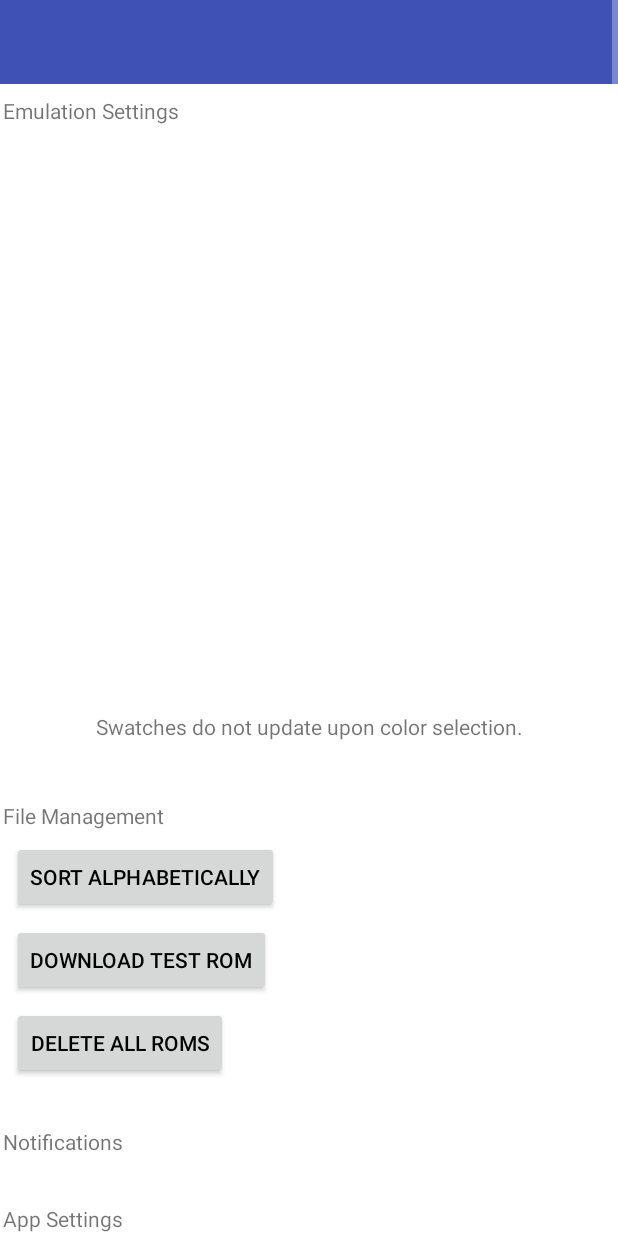
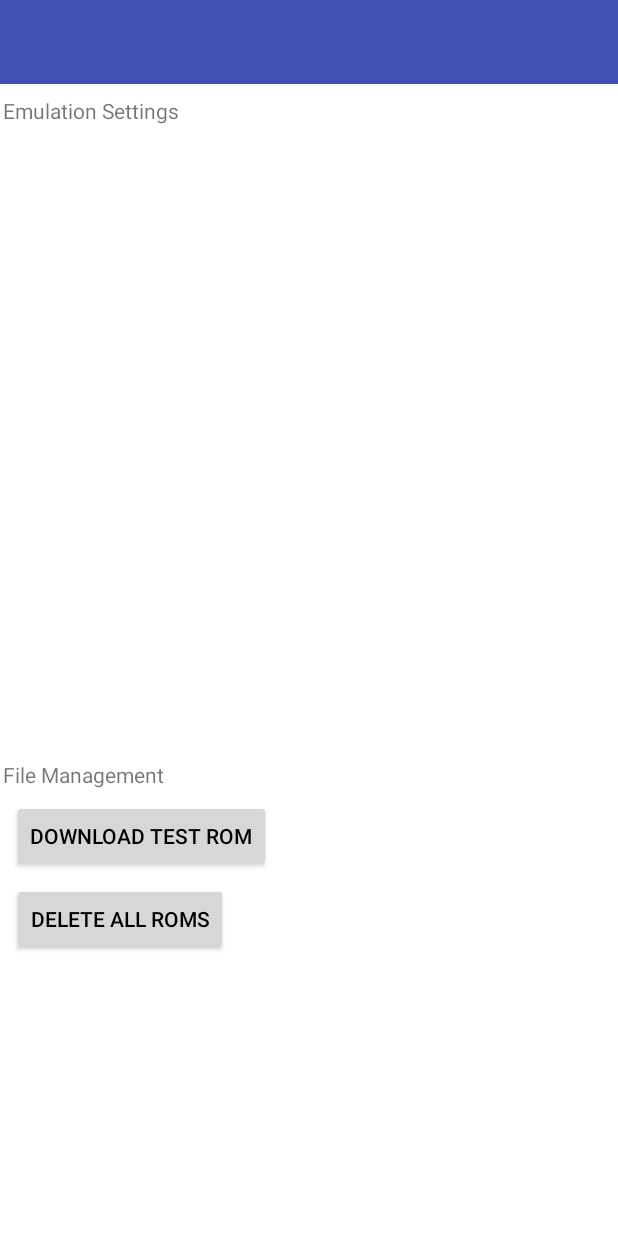
Before and after one commit to TheTomMetzger/Chip-8.EMU, an Android app: the layout activity_settings.xml on its own in the app's theme, with its tools: preview values and no code run, on a phone screen of 412 x 824 dp. Run offline under Robolectric (Android 15) with nearby library versions, the phone set to English and light mode, and no system bars.

Commit message:
Prepped & Modified for Play Store Release

```diff
--- a/app/src/main/java/com/tommetzger/chip_8emu/Chip.java
+++ b/app/src/main/java/com/tommetzger/chip_8emu/Chip.java
@@ -11,6 +11,7 @@ import android.preference.PreferenceManager;
 import android.provider.MediaStore;
 import android.util.Log;
 import android.util.TypedValue;
+import android.widget.Toast;
 
 import java.io.DataInputStream;
 import java.io.File;
@@ -210,7 +211,8 @@ public class Chip
                     default: //0NNN: Calls RCA 1802 Program At Address NNN
                     {
                         System.err.println("Unsupported Opcode!");
-                        System.exit(0);
+                        //System.exit(0);
+                        Toast.makeText(context, "Unsupported Opcode!", Toast.LENGTH_SHORT).show();
                         break;
                     }
                 }
@@ -427,7 +429,8 @@ public class Chip
                     default:
                     {
                         System.err.println("Unsupported Opcode!");
-                        System.exit(0);
+                        //System.exit(0);
+						Toast.makeText(context, "Unsupported Opcode!", Toast.LENGTH_SHORT).show();
                         break;
                     }
                 }
@@ -555,7 +558,8 @@ public class Chip
                     default:
                     {
                         System.err.println("Unsupported Opcode!");
-                        System.exit(0);
+                        //System.exit(0);
+						Toast.makeText(context, "Unsupported Opcode!", Toast.LENGTH_SHORT).show();
                     }
                 }
                 break;
@@ -671,7 +675,8 @@ public class Chip
                     default:
                     {
                         System.err.println("Unsupported Opcode!");
-                        System.exit(0);
+                        //System.exit(0);
+						Toast.makeText(context, "Unsupported Opcode!", Toast.LENGTH_SHORT).show();
                     }
                 }
                 break;
@@ -680,7 +685,8 @@ public class Chip
             default:
             {
                 System.err.println("Unsupported Opcode!");
-                System.exit(0);
+                //System.exit(0);
+				Toast.makeText(context, "Unsupported Opcode!", Toast.LENGTH_SHORT).show();
             }
         }
 
--- a/app/src/main/java/com/tommetzger/chip_8emu/ROMListAdapter.java
+++ b/app/src/main/java/com/tommetzger/chip_8emu/ROMListAdapter.java
@@ -85,9 +85,9 @@ public class ROMListAdapter extends BaseAdapter
 		TextView romLabel = (TextView) rowItem.findViewById(R.id.romLabel);
 		romLabel.setText(romName);
 
-		RatingBar romRating = (RatingBar) rowItem.findViewById(R.id.romRating);
-		romRating.setNumStars(preferences.getInt(romName+"Rating", 0));
-
+//		RatingBar romRating = (RatingBar) rowItem.findViewById(R.id.romRating);
+//		romRating.setNumStars(preferences.getInt(romName+"Rating", 0));
+//
 
 		return rowItem;
 	}
--- a/app/src/main/res/layout/activity_settings.xml
+++ b/app/src/main/res/layout/activity_settings.xml
@@ -35,11 +35,12 @@
                 app:layout_constraintLeft_toLeftOf="parent"
                 app:layout_constraintRight_toRightOf="parent"
                 app:layout_constraintTop_toBottomOf="@+id/navBar"
-                android:layout_marginLeft="2dp"/>
+                android:layout_marginLeft="2dp"
+                android:layout_marginStart="2dp"/>
 
             <LinearLayout
                 android:id="@+id/settingsLayout"
-                android:layout_width="match_parent"
+                android:layout_width="0dp"
                 android:layout_height="wrap_content"
                 android:layout_marginTop="8dp"
                 android:visibility="visible"
@@ -53,18 +54,18 @@
                 </FrameLayout>
             </LinearLayout>
 
-            <TextView
-                android:id="@+id/swatchDisclaimer"
-                android:layout_width="0dp"
-                android:layout_height="wrap_content"
-                android:text="Swatches do not update upon color selection."
-                android:textAlignment="center"
-                android:layout_marginTop="8dp"
-                android:visibility="visible"
-                app:layout_constraintLeft_toLeftOf="parent"
-                app:layout_constraintRight_toRightOf="parent"
-                app:layout_constraintTop_toBottomOf="@+id/settingsLayout"
-                app:layout_constraintHorizontal_bias="0.0"/>
+            <!--<TextView-->
+                <!--android:id="@+id/swatchDisclaimer"-->
+                <!--android:layout_width="0dp"-->
+                <!--android:layout_height="wrap_content"-->
+                <!--android:text="Swatches do not update upon color selection."-->
+                <!--android:textAlignment="center"-->
+                <!--android:layout_marginTop="8dp"-->
+                <!--android:visibility="visible"-->
+                <!--app:layout_constraintLeft_toLeftOf="parent"-->
+                <!--app:layout_constraintRight_toRightOf="parent"-->
+                <!--app:layout_constraintTop_toBottomOf="@+id/settingsLayout"-->
+                <!--app:layout_constraintHorizontal_bias="0.0"/>-->
 
             <FrameLayout android:id="@+id/settingsFragmentFrame2"
                 android:layout_width="wrap_content"
@@ -73,7 +74,7 @@
                 android:visibility="visible"
                 app:layout_constraintLeft_toLeftOf="parent"
                 app:layout_constraintRight_toRightOf="parent"
-                app:layout_constraintTop_toBottomOf="@+id/swatchDisclaimer"
+                app:layout_constraintTop_toBottomOf="@+id/settingsLayout"
                 app:layout_constraintHorizontal_bias="0.0">
             </FrameLayout>
 
@@ -88,21 +89,23 @@
                 app:layout_constraintHorizontal_bias="0.0"
                 app:layout_constraintLeft_toLeftOf="parent"
                 app:layout_constraintRight_toRightOf="parent"
-                app:layout_constraintTop_toBottomOf="@+id/settingsFragmentFrame2"/>
+                app:layout_constraintTop_toBottomOf="@+id/settingsFragmentFrame2"
+                android:layout_marginStart="2dp"/>
 
-            <android.support.v7.widget.AppCompatButton
-                android:id="@+id/sortROMsAlphabeticallyButton"
-                android:onClick="sortROMsAlphabetically"
-                android:layout_width="wrap_content"
-                android:layout_height="wrap_content"
-                android:layout_marginTop="7dp"
-                android:text="Sort Alphabetically"
-                android:visibility="visible"
-                app:layout_constraintHorizontal_bias="0.0"
-                app:layout_constraintLeft_toLeftOf="parent"
-                app:layout_constraintRight_toRightOf="parent"
-                app:layout_constraintTop_toBottomOf="@+id/fileSettingsLabel"
-                android:layout_marginLeft="8dp"/>
+            <!--<android.support.v7.widget.AppCompatButton-->
+                <!--android:id="@+id/sortROMsAlphabeticallyButton"-->
+                <!--android:onClick="sortROMsAlphabetically"-->
+                <!--android:layout_width="wrap_content"-->
+                <!--android:layout_height="wrap_content"-->
+                <!--android:layout_marginTop="7dp"-->
+                <!--android:text="Sort Alphabetically"-->
+                <!--android:visibility="visible"-->
+                <!--app:layout_constraintHorizontal_bias="0.0"-->
+                <!--app:layout_constraintLeft_toLeftOf="parent"-->
+                <!--app:layout_constraintRight_toRightOf="parent"-->
+                <!--app:layout_constraintTop_toBottomOf="@+id/fileSettingsLabel"-->
+                <!--android:layout_marginLeft="8dp"-->
+                <!--android:layout_marginStart="8dp"/>-->
 
             <android.support.v7.widget.AppCompatButton
                 android:id="@+id/downloadTestROMButton"
@@ -115,8 +118,9 @@
                 app:layout_constraintHorizontal_bias="0.0"
                 app:layout_constraintLeft_toLeftOf="parent"
                 app:layout_constraintRight_toRightOf="parent"
-                app:layout_constraintTop_toBottomOf="@+id/sortROMsAlphabeticallyButton"
-                android:layout_marginLeft="8dp"/>
+                app:layout_constraintTop_toBottomOf="@+id/fileSettingsLabel"
+                android:layout_marginLeft="8dp"
+                android:layout_marginStart="8dp"/>
 
             <android.support.v7.widget.AppCompatButton
                 android:id="@+id/deleteAllROMsButton"
@@ -130,20 +134,22 @@
                 app:layout_constraintLeft_toLeftOf="parent"
                 app:layout_constraintRight_toRightOf="parent"
                 app:layout_constraintTop_toBottomOf="@+id/downloadTestROMButton"
-                android:layout_marginLeft="8dp"/>
+                android:layout_marginLeft="8dp"
+                android:layout_marginStart="8dp"/>
 
-            <TextView
-                android:id="@+id/notificationsSettingsLabel"
-                android:layout_width="wrap_content"
-                android:layout_height="wrap_content"
-                android:layout_marginLeft="2dp"
-                android:layout_marginTop="32dp"
-                android:text="Notifications"
-                android:visibility="visible"
-                app:layout_constraintHorizontal_bias="0.0"
-                app:layout_constraintLeft_toLeftOf="parent"
-                app:layout_constraintRight_toRightOf="parent"
-                app:layout_constraintTop_toBottomOf="@+id/deleteAllROMsButton"/>
+            <!--<TextView-->
+                <!--android:id="@+id/notificationsSettingsLabel"-->
+                <!--android:layout_width="wrap_content"-->
+                <!--android:layout_height="wrap_content"-->
+                <!--android:layout_marginLeft="2dp"-->
+                <!--android:layout_marginTop="32dp"-->
+                <!--android:text="Notifications"-->
+                <!--android:visibility="visible"-->
+                <!--app:layout_constraintHorizontal_bias="0.0"-->
+                <!--app:layout_constraintLeft_toLeftOf="parent"-->
+                <!--app:layout_constraintRight_toRightOf="parent"-->
+                <!--app:layout_constraintTop_toBottomOf="@+id/deleteAllROMsButton"-->
+                <!--android:layout_marginStart="2dp"/>-->
 
             <!--<FrameLayout android:id="@+id/settingsFragmentFrame3"-->
                          <!--android:layout_width="wrap_content"-->
@@ -156,32 +162,34 @@
                          <!--app:layout_constraintHorizontal_bias="0.0">-->
             <!--</FrameLayout>-->
 
-            <TextView
-                android:id="@+id/appSettingsLabel"
-                android:layout_width="wrap_content"
-                android:layout_height="wrap_content"
-                android:layout_marginLeft="2dp"
-                android:layout_marginTop="32dp"
-                android:text="App Settings"
-                android:visibility="visible"
-                app:layout_constraintHorizontal_bias="0.0"
-                app:layout_constraintLeft_toLeftOf="parent"
-                app:layout_constraintRight_toRightOf="parent"
-                app:layout_constraintTop_toBottomOf="@+id/notificationsSettingsLabel"/>
+            <!--<TextView-->
+                <!--android:id="@+id/appSettingsLabel"-->
+                <!--android:layout_width="wrap_content"-->
+                <!--android:layout_height="wrap_content"-->
+                <!--android:layout_marginLeft="2dp"-->
+                <!--android:layout_marginTop="32dp"-->
+                <!--android:text="App Settings"-->
+                <!--android:visibility="visible"-->
+                <!--app:layout_constraintHorizontal_bias="0.0"-->
+                <!--app:layout_constraintLeft_toLeftOf="parent"-->
+                <!--app:layout_constraintRight_toRightOf="parent"-->
+                <!--app:layout_constraintTop_toBottomOf="@+id/notificationsSettingsLabel"-->
+                <!--android:layout_marginStart="2dp"/>-->
 
-            <android.support.v7.widget.AppCompatButton
-                android:id="@+id/resetSettingsButton"
-                android:onClick="resetSettings"
-                android:layout_width="wrap_content"
-                android:layout_height="wrap_content"
-                android:layout_marginTop="7dp"
-                android:text="Reset Settings"
-                android:visibility="visible"
-                app:layout_constraintHorizontal_bias="0.0"
-                app:layout_constraintLeft_toLeftOf="parent"
-                app:layout_constraintRight_toRightOf="parent"
-                app:layout_constraintTop_toBottomOf="@+id/appSettingsLabel"
-                android:layout_marginLeft="8dp"/>
+            <!--<android.support.v7.widget.AppCompatButton-->
+                <!--android:id="@+id/resetSettingsButton"-->
+                <!--android:onClick="resetSettings"-->
+                <!--android:layout_width="wrap_content"-->
+                <!--android:layout_height="wrap_content"-->
+                <!--android:layout_marginTop="7dp"-->
+                <!--android:text="Reset Settings"-->
+                <!--android:visibility="visible"-->
+                <!--app:layout_constraintHorizontal_bias="0.0"-->
+                <!--app:layout_constraintLeft_toLeftOf="parent"-->
+                <!--app:layout_constraintRight_toRightOf="parent"-->
+                <!--app:layout_constraintTop_toBottomOf="@+id/appSettingsLabel"-->
+                <!--android:layout_marginLeft="8dp"-->
+                <!--android:layout_marginStart="8dp"/>-->
 
         </android.support.constraint.ConstraintLayout>
 
--- a/app/src/main/res/layout/row.xml
+++ b/app/src/main/res/layout/row.xml
@@ -22,15 +22,15 @@
         android:focusable="false"/>
 </LinearLayout>
 
-<LinearLayout
-    android:layout_width="wrap_content"
-    android:layout_height="match_parent"
-    android:layout_alignParentRight="true">
-    <RatingBar
-        android:id="@+id/romRating"
-        android:layout_width="wrap_content"
-        android:layout_height="wrap_content"
-        android:onClick="setROMRating"/>
-</LinearLayout>
+<!--<LinearLayout-->
+    <!--android:layout_width="wrap_content"-->
+    <!--android:layout_height="match_parent"-->
+    <!--android:layout_alignParentRight="true">-->
+    <!--<RatingBar-->
+        <!--android:id="@+id/romRating"-->
+        <!--android:layout_width="wrap_content"-->
+        <!--android:layout_height="wrap_content"-->
+        <!--android:onClick="setROMRating"/>-->
+<!--</LinearLayout>-->
 
 </RelativeLayout>
```
